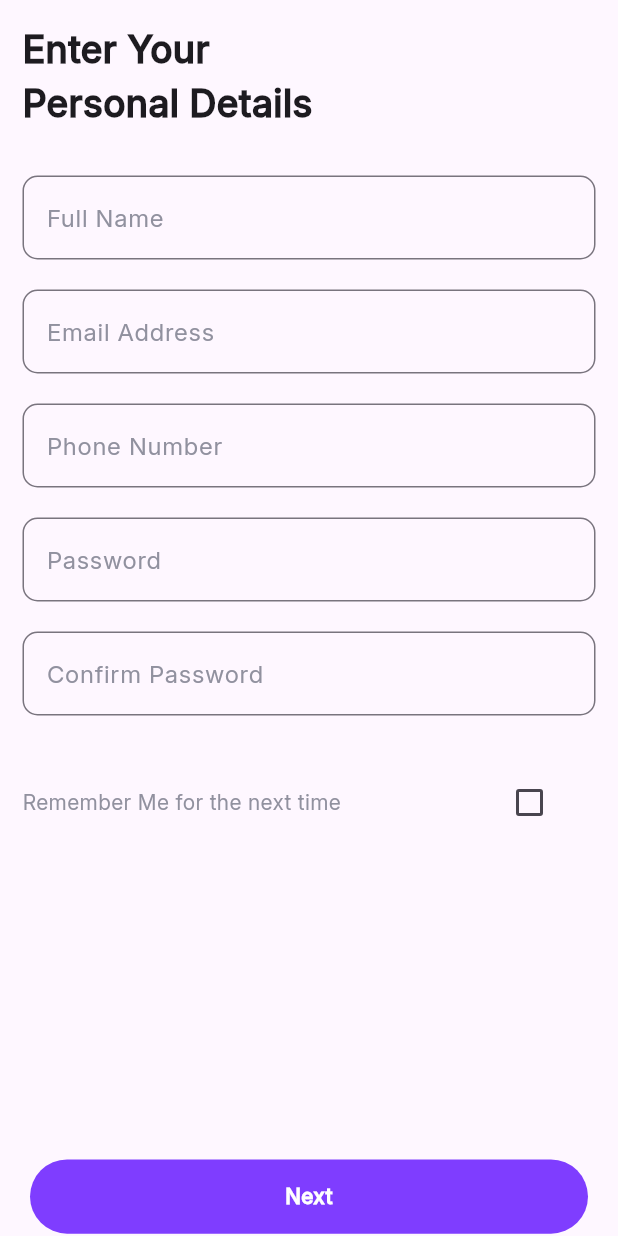
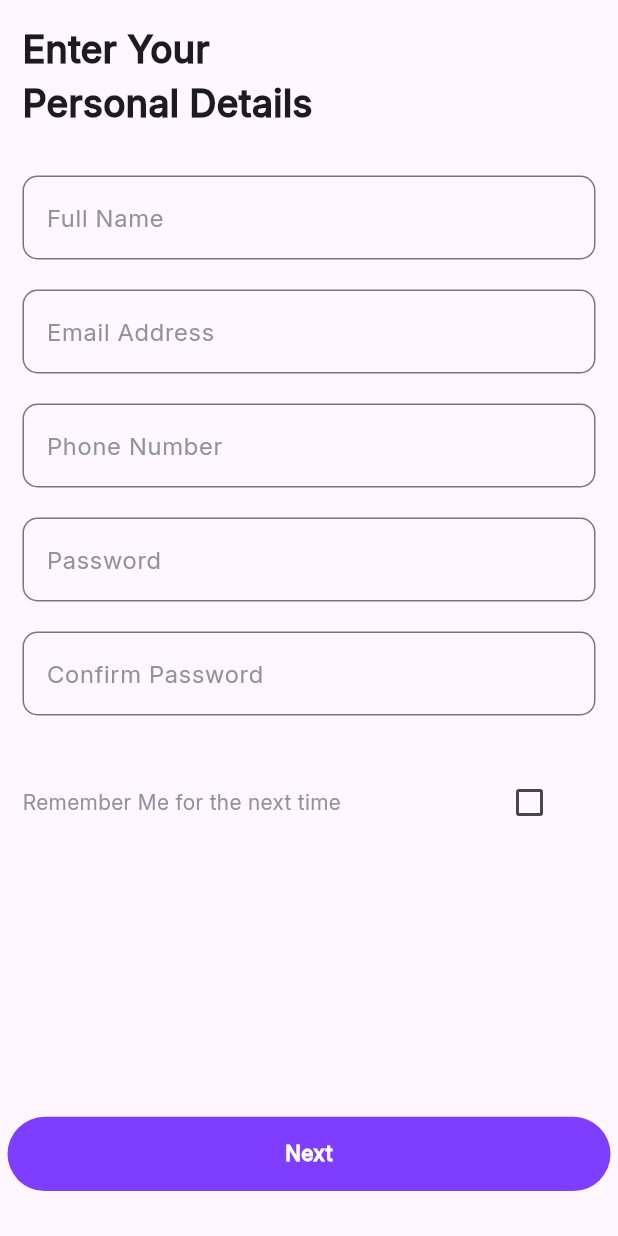
Before and after one commit to cusaldmsr/expenz_tracker_app, a Flutter app: the UserDataScreen screen opened directly, on a phone screen of 412 x 824 dp. Run offline on Flutter 3.47's test engine with Material 3 defaults, Android fonts, the phone set to English and light mode, and no system bars; our stand-ins replace smooth_page_indicator.

Commit message:
Refactor UserDataScreen to move navigation button to bottomNavigationBar

```diff
--- a/lib/screens/user_data_screen.dart
+++ b/lib/screens/user_data_screen.dart
@@ -28,6 +28,21 @@ class _UserDataScreenState extends State<UserDataScreen> {
   @override
   Widget build(BuildContext context) {
     return Scaffold(
+      // Move persistent action to bottomNavigationBar instead of using Positioned in a Column
+      bottomNavigationBar: Padding(
+        padding: const EdgeInsets.symmetric(horizontal: 5, vertical: 30),
+        child: GestureDetector(
+          onTap: () {
+            if (_formKey.currentState!.validate()) {
+              Navigator.push(
+                context,
+                MaterialPageRoute(builder: (context) => const UserDataScreen()),
+              );
+            }
+          },
+          child: CustomButton(text: "Next", color: kMainColor),
+        ),
+      ),
       body: SingleChildScrollView(
         child: SafeArea(
           child: Padding(
@@ -147,7 +162,7 @@ class _UserDataScreenState extends State<UserDataScreen> {
                               activeColor: kMainColor,
                               value: _rememberMe,
                               onChanged: (value) => setState(() {
-                                _rememberMe = true;
+                                _rememberMe = value!;
                               }),
                             ),
                           ),
@@ -155,29 +170,6 @@ class _UserDataScreenState extends State<UserDataScreen> {
                       ),
                       SizedBox(height: 210),
                     ],
-                  ),
-                ),
-                // Navigation Buttons
-                Positioned(
-                  bottom: 30,
-                  left: 0,
-                  right: 0,
-                  child: Padding(
-                    padding: const EdgeInsets.symmetric(horizontal: 5),
-                    child: GestureDetector(
-                      onTap: () {
-                        if (_formKey.currentState!.validate()) {
-                          Navigator.push(
-                            context,
-                            MaterialPageRoute(
-                              builder: (context) => const UserDataScreen(),
-                            ),
-                          );
-                        }
-                      },
-
-                      child: CustomButton(text: "Next", color: kMainColor),
-                    ),
                   ),
                 ),
               ],
```
